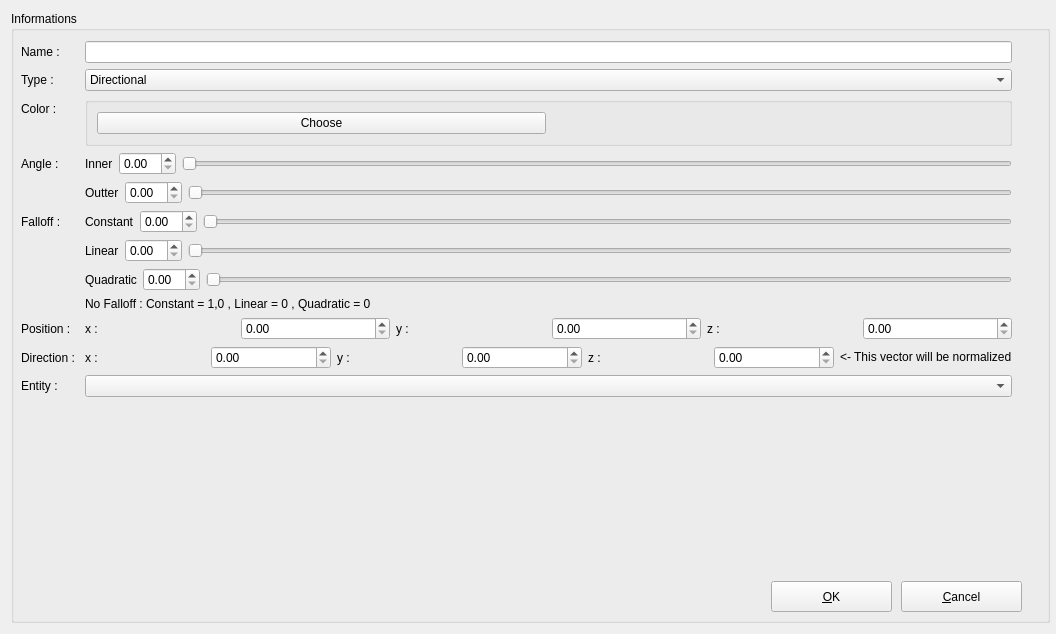
Qt form Applications/MainApplication_BE/Gui/ui/LightCreator.ui (SylvainDeker/Radium-Engine) before a commit.
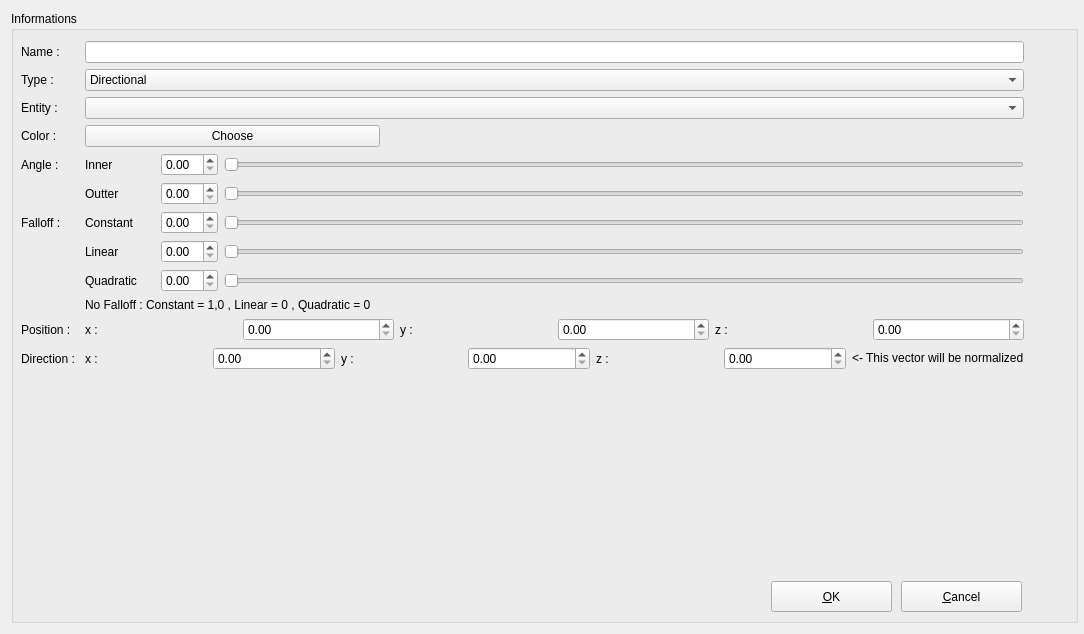
The same form after that commit.

Commit message: LightCreator : attributes are now static and some fixes on Lightcreator.ui

The edit to the form file:
```diff
--- a/Applications/MainApplication_BE/Gui/ui/LightCreator.ui
+++ b/Applications/MainApplication_BE/Gui/ui/LightCreator.ui
@@ -6,7 +6,7 @@
    <rect>
     <x>0</x>
     <y>0</y>
-    <width>1056</width>
+    <width>1084</width>
     <height>634</height>
    </rect>
   </property>
@@ -33,7 +33,7 @@
        <rect>
         <x>0</x>
         <y>30</y>
-        <width>1041</width>
+        <width>1053</width>
         <height>521</height>
        </rect>
       </property>
@@ -86,30 +86,23 @@
          </item>
         </widget>
        </item>
-       <item row="2" column="0">
+       <item row="3" column="0">
         <widget class="QLabel" name="m_color_lab">
          <property name="text">
           <string>Color : </string>
          </property>
         </widget>
        </item>
-       <item row="2" column="1">
-        <widget class="QGroupBox" name="m_color_layout">
-         <property name="minimumSize">
-          <size>
-           <width>911</width>
-           <height>0</height>
-          </size>
-         </property>
-         <property name="maximumSize">
-          <size>
-           <width>16777215</width>
-           <height>69</height>
-          </size>
-         </property>
+       <item row="3" column="1">
          <layout class="QHBoxLayout" name="m_layout_color">
           <item>
            <widget class="QPushButton" name="m_button_color">
+           <property name="maximumSize">
+            <size>
+             <width>300</width>
+             <height>16777215</height>
+            </size>
+           </property>
             <property name="text">
              <string>Choose</string>
             </property>
@@ -123,24 +116,35 @@
               <height>0</height>
              </size>
             </property>
+           <property name="maximumSize">
+            <size>
+             <width>35</width>
+             <height>16777215</height>
+            </size>
+           </property>
            </widget>
           </item>
          </layout>
-        </widget>
        </item>
-       <item row="3" column="0">
+       <item row="4" column="0">
         <widget class="QLabel" name="m_angle_lab">
          <property name="text">
           <string>Angle : </string>
          </property>
         </widget>
        </item>
-       <item row="3" column="1">
-        <layout class="QVBoxLayout" name="verticalLayout">
+       <item row="4" column="1">
+        <layout class="QVBoxLayout" name="m_layout_angle">
          <item>
           <layout class="QHBoxLayout" name="m_layout_inner_angle">
            <item>
             <widget class="QLabel" name="m_inner_angle_lab">
+             <property name="minimumSize">
+              <size>
+               <width>70</width>
+               <height>0</height>
+              </size>
+             </property>
              <property name="text">
               <string>Inner</string>
              </property>
@@ -162,6 +166,12 @@
           <layout class="QHBoxLayout" name="m_layout_outer_angle">
            <item>
             <widget class="QLabel" name="m_outer_angle_lab">
+             <property name="minimumSize">
+              <size>
+               <width>70</width>
+               <height>0</height>
+              </size>
+             </property>
              <property name="text">
               <string>Outter</string>
              </property>
@@ -181,19 +191,25 @@
          </item>
         </layout>
        </item>
-       <item row="5" column="0">
+       <item row="6" column="0">
         <widget class="QLabel" name="m_falloff_lab">
          <property name="text">
           <string>Falloff :</string>
          </property>
         </widget>
        </item>
-       <item row="5" column="1">
+       <item row="6" column="1">
         <layout class="QVBoxLayout" name="m_falloff_layout_main">
          <item>
           <layout class="QHBoxLayout" name="m_falloff_layout_constant">
            <item>
             <widget class="QLabel" name="m_falloff_lab_constant">
+             <property name="minimumSize">
+              <size>
+               <width>70</width>
+               <height>0</height>
+              </size>
+             </property>
              <property name="text">
               <string>Constant</string>
              </property>
@@ -215,6 +231,12 @@
           <layout class="QHBoxLayout" name="m_falloff_layout_linear">
            <item>
             <widget class="QLabel" name="m_falloff_lab_linear">
+             <property name="minimumSize">
+              <size>
+               <width>70</width>
+               <height>0</height>
+              </size>
+             </property>
              <property name="text">
               <string>Linear</string>
              </property>
@@ -236,6 +258,12 @@
           <layout class="QHBoxLayout" name="m_falloff_layout_quadratic">
            <item>
             <widget class="QLabel" name="m_falloff_lab_quadratic">
+             <property name="minimumSize">
+              <size>
+               <width>70</width>
+               <height>0</height>
+              </size>
+             </property>
              <property name="text">
               <string>Quadratic</string>
              </property>
@@ -262,14 +290,14 @@
          </item>
         </layout>
        </item>
-       <item row="7" column="0">
+       <item row="8" column="0">
         <widget class="QLabel" name="m_coord_lab">
          <property name="text">
           <string>Position : </string>
          </property>
         </widget>
        </item>
-       <item row="7" column="1">
+       <item row="8" column="1">
         <layout class="QHBoxLayout" name="m_pos_layout">
          <item>
           <widget class="QLabel" name="m_pos_x_lab">
@@ -303,14 +331,14 @@
          </item>
         </layout>
        </item>
-       <item row="9" column="0">
+       <item row="10" column="0">
         <widget class="QLabel" name="m_direction_lab">
          <property name="text">
           <string>Direction : </string>
          </property>
         </widget>
        </item>
-       <item row="9" column="1">
+       <item row="10" column="1">
         <layout class="QHBoxLayout" name="m_dir_layout">
          <item>
           <widget class="QLabel" name="m_dir_x_lab">
@@ -351,18 +379,22 @@
          </item>
         </layout>
        </item>
-       <item row="11" column="0">
-        <layout class="QVBoxLayout" name="verticalLayout_2"/>
-       </item>
-       <item row="10" column="0">
+       <item row="2" column="0">
         <widget class="QLabel" name="m_entity_lab">
          <property name="text">
           <string>Entity : </string>
          </property>
         </widget>
        </item>
-       <item row="10" column="1">
-        <widget class="QComboBox" name="m_entity_group_box"/>
+       <item row="2" column="1">
+        <widget class="QComboBox" name="m_entity_group_box">
+         <property name="minimumSize">
+          <size>
+           <width>200</width>
+           <height>0</height>
+          </size>
+         </property>
+        </widget>
        </item>
       </layout>
      </widget>
```
Lines whose indentation alone changed are shown as unchanged. The commit also changes 2 other files.
